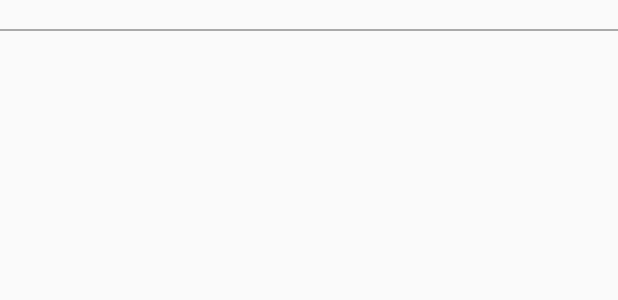
After one commit to junifar/Iklaniku, an Android app: the layout item_vehicle.xml on its own in the app's theme, with its tools: preview values and no code run, on a phone screen of 412 x 824 dp. The commit adds this screen. Shown: the top 300 px of the screen. Run offline under Robolectric (Android 15) with nearby library versions, the phone set to English and light mode, and no system bars.

Commit message:
Success show to recyclerview for vehicle

```diff
--- a/app/src/main/java/com/rubahapi/iklaniku/data/SpotIklanContract.java
+++ b/app/src/main/java/com/rubahapi/iklaniku/data/SpotIklanContract.java
@@ -12,9 +12,11 @@ import android.provider.BaseColumns;
 public class SpotIklanContract {
 
     public static final String CONTENT_AUTHORITY = "com.rubahapi.iklaniku";
-    private static final Uri BASE_CONTENT_URI = Uri.parse("content://" + CONTENT_AUTHORITY);
 
     public static final String PATH_SPOT_IKLAN = "spotiklan";
+
+    private static final Uri BASE_CONTENT_URI = Uri.parse("content://" + CONTENT_AUTHORITY);
+    public static final Uri VEHICLE_CONTENT_URI = Uri.parse("content://" + CONTENT_AUTHORITY + "/" + PATH_SPOT_IKLAN + "/" + VehicleEntry.PATH_VEHICLE);
 
     public static final class VehicleEntry implements BaseColumns{
 
--- /dev/null
+++ b/app/src/main/res/layout/item_vehicle.xml
@@ -0,0 +1,16 @@
+<?xml version="1.0" encoding="utf-8"?>
+<LinearLayout xmlns:android="http://schemas.android.com/apk/res/android"
+    android:orientation="vertical"
+    android:layout_width="match_parent"
+    android:layout_height="wrap_content"
+    android:padding="0dp"
+    android:clickable="true">
+    <TextView
+        android:layout_width="match_parent"
+        android:layout_height="wrap_content"
+        android:id="@+id/name_text_view"/>
+    <View
+        android:layout_width="match_parent"
+        android:layout_height="1dp"
+        android:background="@android:color/darker_gray"/>
+</LinearLayout>
```
Also changed, not shown: app/src/main/java/com/rubahapi/iklaniku/VehicleSelectActivity.java (+57 -1 lines), app/src/main/java/com/rubahapi/iklaniku/adapter/VehicleAdapter.java (added, +78 -0 lines), app/src/main/java/com/rubahapi/iklaniku/service/VehicleService.java (+15 -4 lines), app/src/main/res/layout/activity_vehicle_select.xml (+6 -2 lines).
